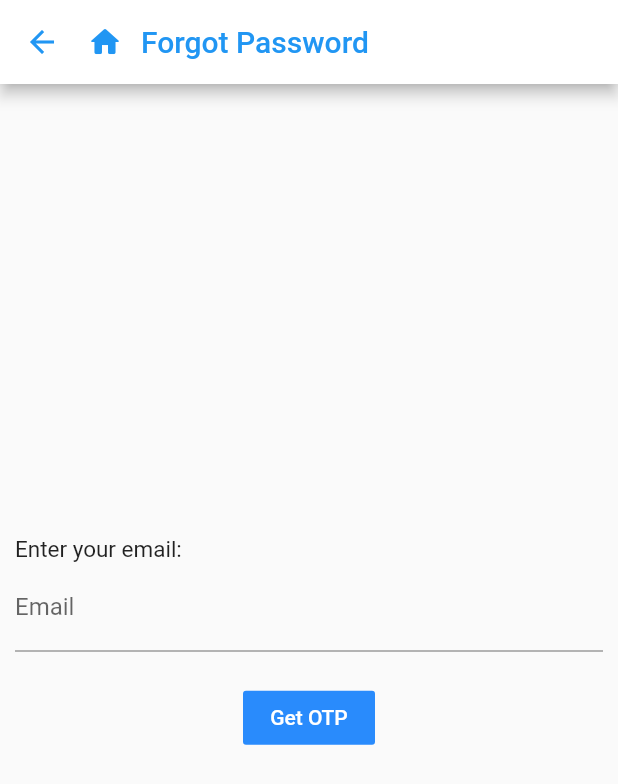
After one commit to nithesh-5k/rankgomart_customerApp, a Flutter app: the ForgotPassword screen opened directly, after a tap on "Get OTP", on a phone screen of 412 x 824 dp. The commit adds this screen. Shown: the top 784 px of the screen. Run offline on Flutter 3.47's test engine with Material 2 defaults, Android fonts, the phone set to English and light mode, and no system bars; our stand-ins replace carousel_slider, firebase_dynamic_links, geocoding, geolocator, share, shared_preferences; missing offline and left inert: upi_india; accounts and stored records are empty.

Commit message:
added forget password

```diff
--- /dev/null
+++ b/lib/pages/loginSignup/ForgotPassword.dart
@@ -0,0 +1,249 @@
+import 'dart:async';
+
+import 'package:flutter/cupertino.dart';
+import 'package:flutter/material.dart';
+import 'package:flutter/painting.dart';
+import 'package:mart/const.dart';
+import 'package:mart/customWidgets/CustomAppBar.dart';
+import 'package:mart/services/request.dart';
+
+class ForgotPassword extends StatefulWidget {
+  @override
+  _ForgotPasswordState createState() => _ForgotPasswordState();
+}
+
+class _ForgotPasswordState extends State<ForgotPassword> {
+  String email, otp, pass, rPass;
+
+  int flag = 0;
+
+  final GlobalKey<ScaffoldState> forgotPassword =
+      new GlobalKey<ScaffoldState>();
+
+  @override
+  Widget build(BuildContext context) {
+    return WillPopScope(
+      onWillPop: () async {
+        if (flag > 0) {
+          setState(() {
+            flag--;
+          });
+        } else {
+          Navigator.pop(context);
+        }
+        return await false;
+      },
+      child: Scaffold(
+        key: forgotPassword,
+        appBar: CustomAppBar(context: context, title: "Forgot Password"),
+        body: Column(
+          mainAxisAlignment: MainAxisAlignment.center,
+          children: [
+            Visibility(
+              visible: flag == 0,
+              child: Container(
+                margin: EdgeInsets.all(10),
+                child: Column(
+                  children: [
+                    Container(
+                      width: MediaQuery.of(context).size.width,
+                      child: Text(
+                        "Enter your email:",
+                        style: TextStyle(fontSize: 15),
+                      ),
+                    ),
+                    TextField(
+                      onChanged: (value) {
+                        email = value;
+                      },
+                      decoration: InputDecoration(
+                        // border: OutlineInputBorder(),
+                        labelText: 'Email',
+                      ),
+                    ),
+                    Padding(
+                      padding: EdgeInsets.all(20),
+                      child: FlatButton(
+                        color: kBlue,
+                        onPressed: () {
+                          sendOTP();
+                        },
+                        child: Text(
+                          "Get OTP",
+                          style: TextStyle(color: Colors.white),
+                        ),
+                      ),
+                    )
+                  ],
+                ),
+              ),
+            ),
+            Visibility(
+              visible: flag == 1,
+              child: Container(
+                margin: EdgeInsets.all(10),
+                child: Column(
+                  children: [
+                    Container(
+                      width: MediaQuery.of(context).size.width,
+                      child: Text(
+                        "Enter OTP from email:",
+                        style: TextStyle(fontSize: 15),
+                      ),
+                    ),
+                    TextField(
+                      onChanged: (value) {
+                        otp = value;
+                      },
+                      decoration: InputDecoration(
+                        // border: OutlineInputBorder(),
+                        labelText: 'OTP',
+                      ),
+                      maxLength: 4,
+                    ),
+                    Padding(
+                      padding: EdgeInsets.all(20),
+                      child: FlatButton(
+                        color: kBlue,
+                        onPressed: () {
+                          checkOTP();
+                        },
+                        child: Text(
+                          "Change Password",
+                          style: TextStyle(color: Colors.white),
+                        ),
+                      ),
+                    )
+                  ],
+                ),
+              ),
+            ),
+            Visibility(
+              visible: flag == 2,
+              child: Container(
+                margin: EdgeInsets.all(10),
+                child: Column(
+                  children: [
+                    Container(
+                      width: MediaQuery.of(context).size.width,
+                      child: Text(
+                        "Enter new password:",
+                        style: TextStyle(fontSize: 15),
+                      ),
+                    ),
+                    TextField(
+                      onChanged: (value) {
+                        pass = value;
+                      },
+                      decoration: InputDecoration(
+                        // border: OutlineInputBorder(),
+                        labelText: 'Enter password',
+                      ),
+                    ),
+                    TextField(
+                      onChanged: (value) {
+                        rPass = value;
+                      },
+                      decoration: InputDecoration(
+                        // border: OutlineInputBorder(),
+                        labelText: 'Re-enter password',
+                      ),
+                    ),
+                    Padding(
+                      padding: EdgeInsets.all(20),
+                      child: FlatButton(
+                        color: kBlue,
+                        onPressed: () {
+                          if (pass != rPass) {
+                            forgotPassword.currentState.showSnackBar(SnackBar(
+                              content:
+                                  Text("Enter correct password in both fields"),
+                            ));
+                          } else {
+                            changePassword();
+                          }
+                        },
+                        child: Text(
+                          "Change Password",
+                          style: TextStyle(color: Colors.white),
+                        ),
+                      ),
+                    )
+                  ],
+                ),
+              ),
+            )
+          ],
+        ),
+      ),
+    );
+  }
+
+  Future<void> sendOTP() async {
+    var responseBody;
+    Map<String, String> body = {"email": email, "custom_data": "sendotp"};
+    responseBody = await postRequest("API/register_api.php", body);
+    if (responseBody['success'] == null ? false : responseBody['success']) {
+      if (responseBody['appresponse'] == "failed") {
+        forgotPassword.currentState.showSnackBar(SnackBar(
+          content: Text(responseBody['message']),
+        ));
+      } else {
+        forgotPassword.currentState.showSnackBar(SnackBar(
+          content: Text("OTP send!!!"),
+        ));
+        setState(() {
+          flag = 1;
+        });
+      }
+    }
+  }
+
+  Future<void> checkOTP() async {
+    var responseBody;
+    Map<String, String> body = {
+      "email": email,
+      "otp": otp,
+      "custom_data": "checkotp"
+    };
+    responseBody = await postRequest("API/register_api.php", body);
+    if (responseBody['success'] == null ? false : responseBody['success']) {
+      if (responseBody['appresponse'] == "failed") {
+        forgotPassword.currentState.showSnackBar(SnackBar(
+          content: Text(responseBody['message']),
+        ));
+      } else {
+        forgotPassword.currentState.showSnackBar(SnackBar(
+          content: Text("OTP matched"),
+        ));
+        setState(() {
+          flag = 2;
+        });
+      }
+    }
+  }
+
+  Future<void> changePassword() async {
+    var responseBody;
+    Map<String, String> body = {
+      "email": email,
+      "updatePassword": pass,
+      "custom_data": "updatepassword"
+    };
+    responseBody = await postRequest("API/register_api.php", body);
+    if (responseBody['success'] == null ? false : responseBody['success']) {
+      if (responseBody['appresponse'] == "failed") {
+        forgotPassword.currentState.showSnackBar(SnackBar(
+          content: Text(responseBody['message']),
+        ));
+      } else {
+        forgotPassword.currentState.showSnackBar(SnackBar(
+          content: Text("Password changed!!"),
+        ));
+        Future.delayed(Duration(milliseconds: 800), () {
+          Navigator.pop(context);
+        });
+      }
+    }
+  }
+}
```
Also changed, not shown: lib/pages/loginSignup/Login.dart (+16 -0 lines).
